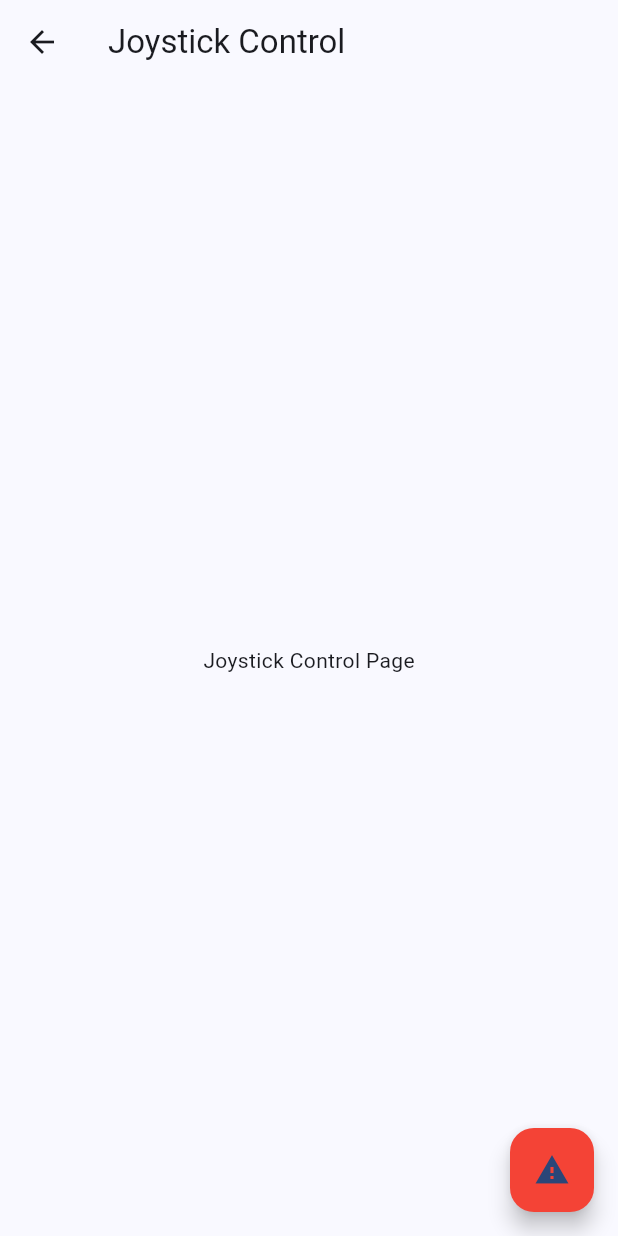
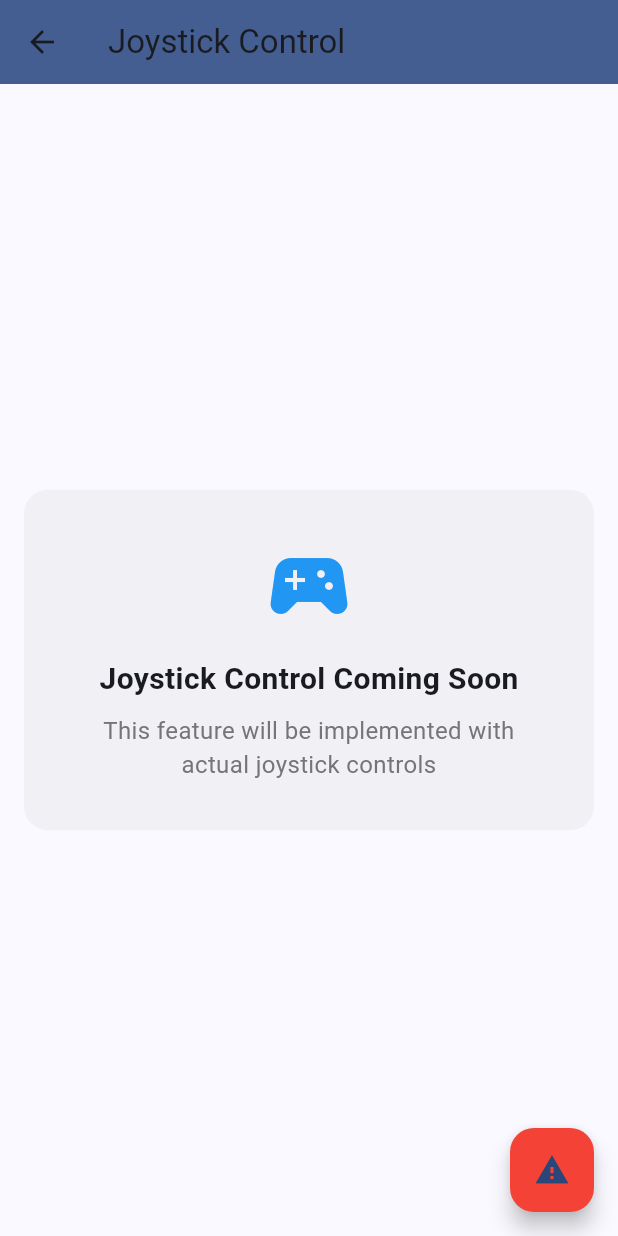
Before and after one commit to ChampionSamay1644/Smart-Wheelchair, a Flutter app: the JoystickControlPage screen opened directly, on a phone screen of 412 x 824 dp. Run offline on Flutter 3.47's test engine with Material 3 defaults, Android fonts, the phone set to English and light mode, and no system bars.

Commit message:
Updated UI

```diff
--- a/smart_wheelchair_app/lib/joystick_control_page.dart
+++ b/smart_wheelchair_app/lib/joystick_control_page.dart
@@ -6,8 +6,46 @@ class JoystickControlPage extends StatelessWidget {
   @override
   Widget build(BuildContext context) {
     return Scaffold(
-      appBar: AppBar(title: Text('Joystick Control')),
-      body: Center(child: Text('Joystick Control Page')),
+      appBar: AppBar(
+        title: const Text('Joystick Control'),
+        backgroundColor: Theme.of(context).primaryColor,
+      ),
+      body: Container(
+        width: double.infinity,
+        padding: const EdgeInsets.all(16),
+        child: Column(
+          mainAxisAlignment: MainAxisAlignment.center,
+          children: [
+            Container(
+              padding: const EdgeInsets.all(32),
+              decoration: BoxDecoration(
+                color: Colors.grey.withAlpha((0.1 * 255).round()),
+                borderRadius: BorderRadius.circular(16),
+              ),
+              child: Column(
+                children: [
+                  const Icon(
+                    Icons.sports_esports,
+                    size: 64,
+                    color: Colors.blue,
+                  ),
+                  const SizedBox(height: 16),
+                  const Text(
+                    'Joystick Control Coming Soon',
+                    style: TextStyle(fontSize: 20, fontWeight: FontWeight.bold),
+                  ),
+                  const SizedBox(height: 8),
+                  Text(
+                    'This feature will be implemented with actual joystick controls',
+                    style: TextStyle(color: Colors.grey[600], fontSize: 16),
+                    textAlign: TextAlign.center,
+                  ),
+                ],
+              ),
+            ),
+          ],
+        ),
+      ),
       floatingActionButton: FloatingActionButton(
         backgroundColor: Colors.red,
         onPressed: () {
```
